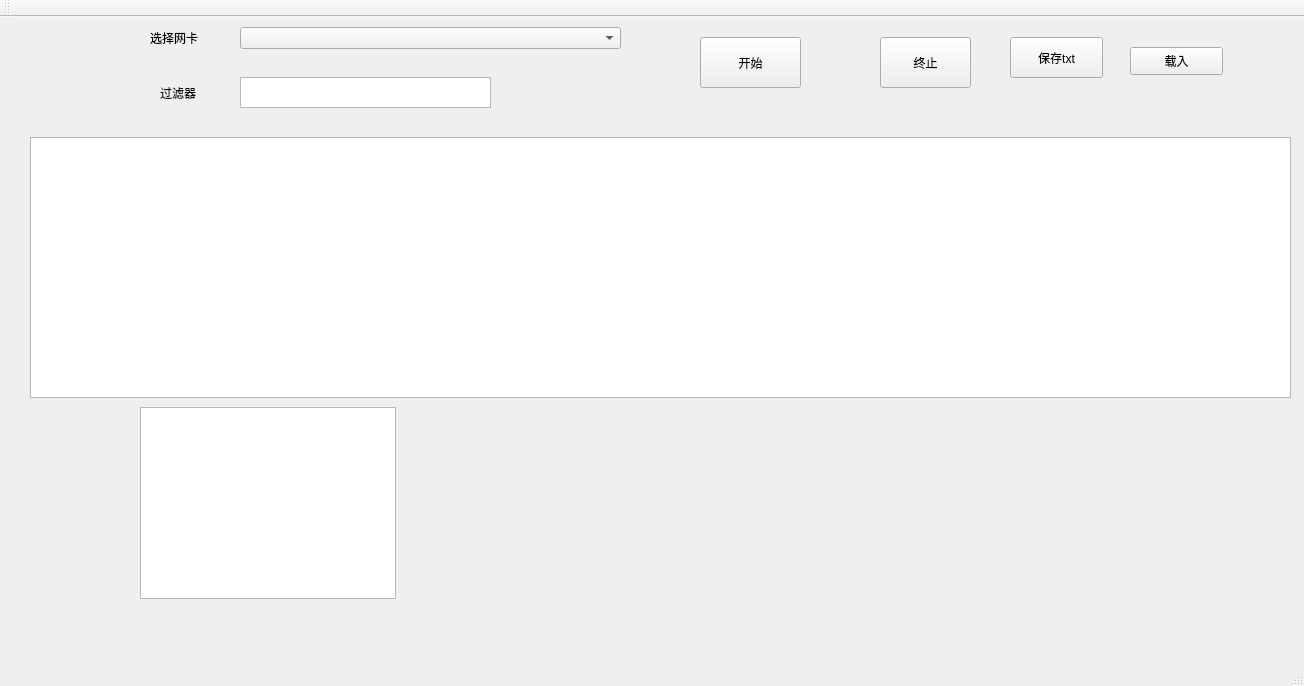
Old version of the form mainwindow.ui in the repository shinytang6/Sniffer.
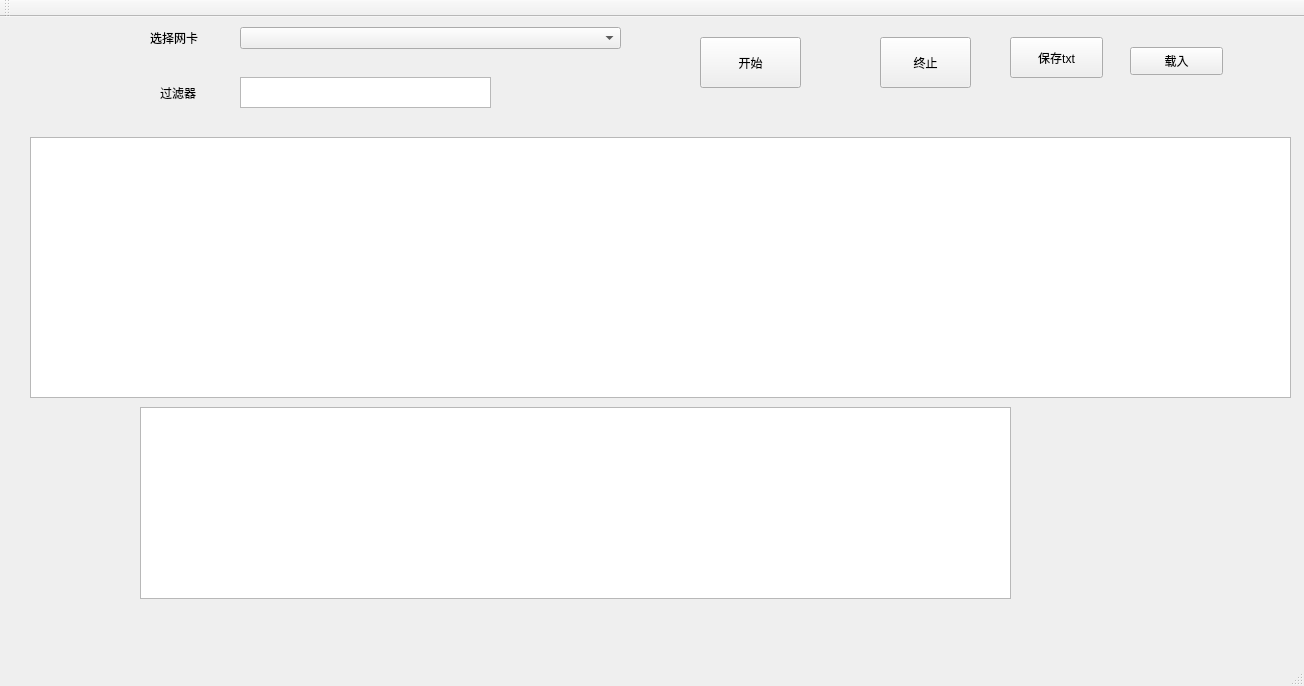
New version of the form.

The edit to the form file:
```diff
--- a/mainwindow.ui
+++ b/mainwindow.ui
@@ -127,11 +127,24 @@
      <rect>
       <x>140</x>
       <y>390</y>
-      <width>256</width>
+      <width>871</width>
       <height>192</height>
      </rect>
     </property>
    </widget>
+   <widget class="QLabel" name="label_3">
+    <property name="geometry">
+     <rect>
+      <x>530</x>
+      <y>430</y>
+      <width>511</width>
+      <height>101</height>
+     </rect>
+    </property>
+    <property name="text">
+     <string>&lt;html&gt;&lt;head/&gt;&lt;body&gt;&lt;p&gt;&lt;br/&gt;&lt;/p&gt;&lt;/body&gt;&lt;/html&gt;</string>
+    </property>
+   </widget>
   </widget>
   <widget class="QMenuBar" name="menuBar">
    <property name="geometry">
```
Left out of the diff: 4 changed lines with no effect on the pictures.
